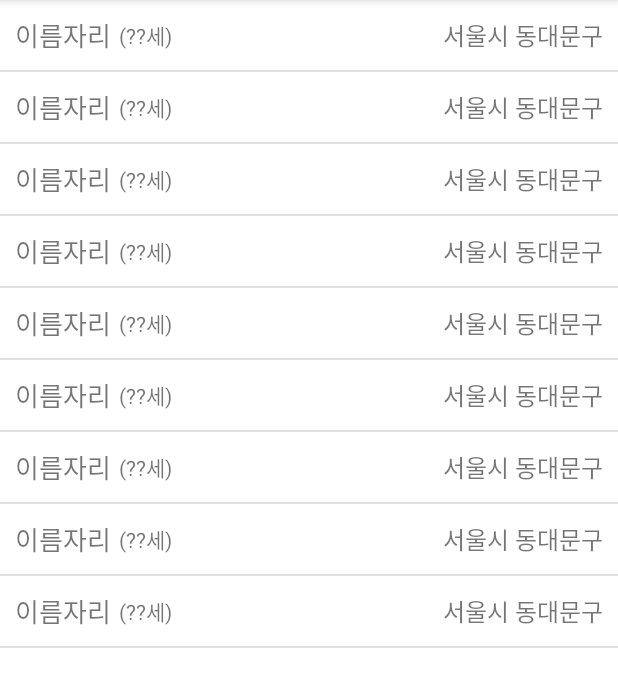
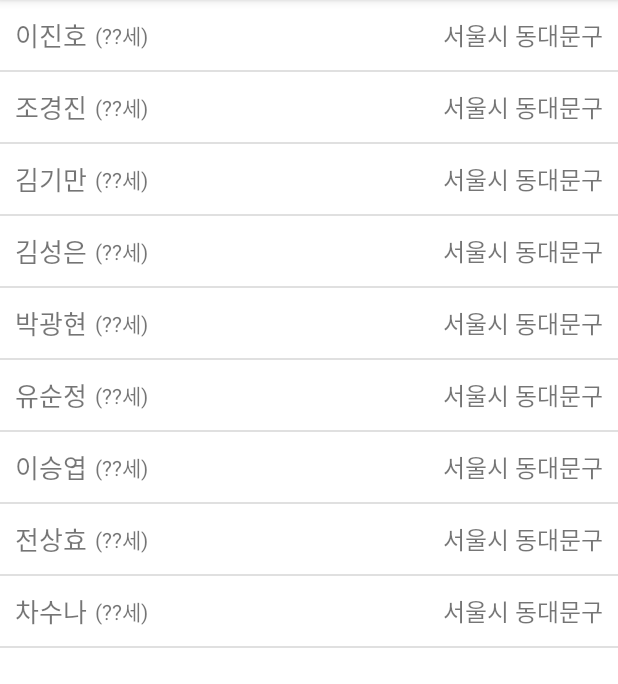
Before and after one commit to spris1513/ListView_20210905, an Android app: the screen it shows after launch (MainActivity), on a phone screen of 412 x 824 dp, the part 84-768 px from its top. Run offline under Robolectric (Android 15) with nearby library versions, the phone set to English and light mode, and no system bars.

Commit message:
Adapter에서   - 각각의 줄마다 뿌려줄 데이터 추출 (mList[position])   - xml에 있는 텍스트뷰 추출(findViewById)   - 텍스트뷰 > 데이터 반영(이름만)

```diff
--- a/app/src/main/java/com/neppplus/listview_20210905/adapters/StudentAdapter.kt
+++ b/app/src/main/java/com/neppplus/listview_20210905/adapters/StudentAdapter.kt
@@ -6,8 +6,10 @@ import android.view.LayoutInflater
 import android.view.View
 import android.view.ViewGroup
 import android.widget.ArrayAdapter
+import android.widget.TextView
 import com.neppplus.listview_20210905.R
 import com.neppplus.listview_20210905.datas.StudentData
+import org.w3c.dom.Text
 
 class StudentAdapter(
     val mContext: Context,
@@ -31,6 +33,16 @@ class StudentAdapter(
         val row = tempRow!!
 
 
+//        row가 결과로 나가기 전에 > 내부에 있는 텍스트뷰들을, 실제 데이터에 맞게 문구 변경.
+//        최종 가공 후에 결과로 나가자
+
+//        position의 값 : 위치에 맞게 데이터가, 누구의 데이터인지? 가져오자
+        val data = mList[position]
+
+//        row의 내부에서, 필요한 텍스트뷰 등 UI요소들을 가져오자.
+        val nameTxt = row.findViewById<TextView>( R.id.nameTxt )
+
+        nameTxt.text = data.name
 
 //        만들어진 row를 getView 작업의 결과물로 지정.
 
```
